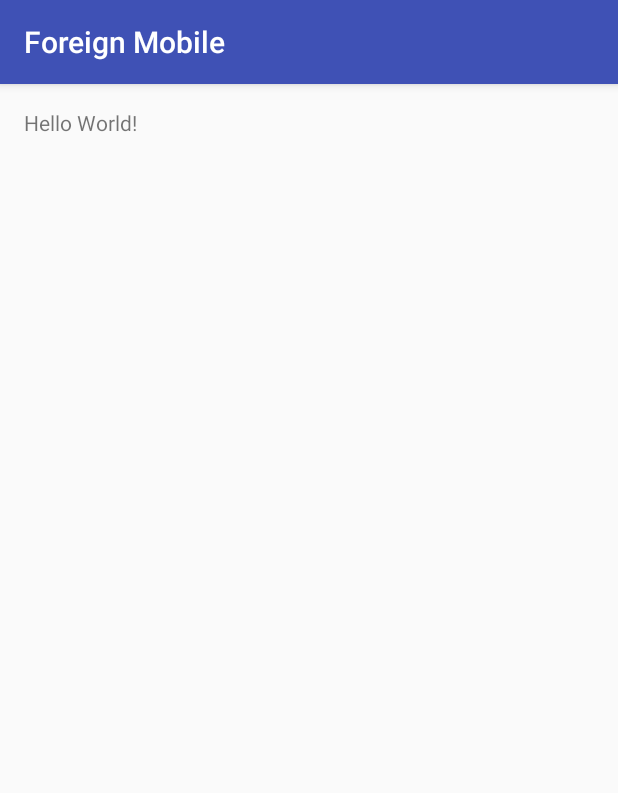
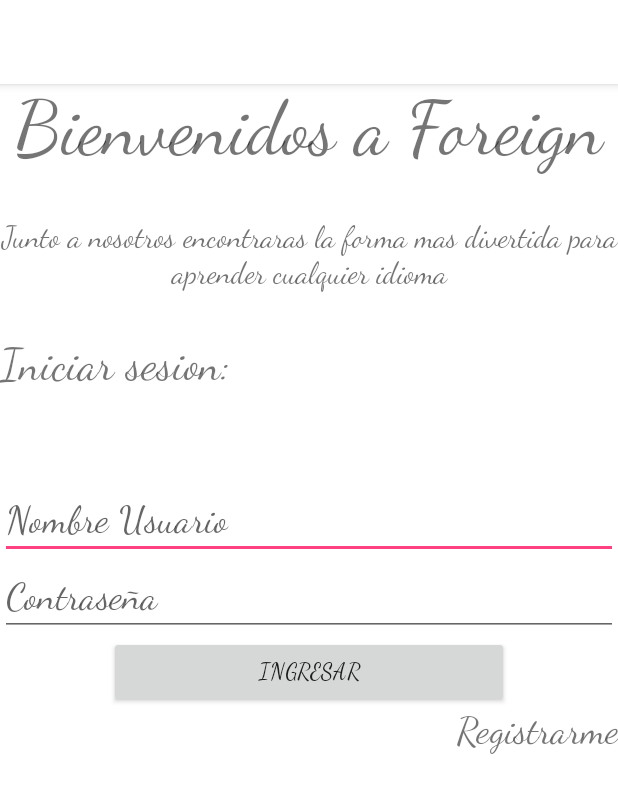
Before and after one commit to andresvega82/COSW-2017-ForeignMobile, an Android app: the screen it shows after launch (NewTutorialActivity before the commit, LoginActivity after it), on a phone screen of 412 x 824 dp. Shown: the top 793 px of the screen. Run offline under Robolectric (Android 15) with nearby library versions, the phone set to English and light mode, and no system bars.

Commit message:
Vistas Iniciales

```diff
--- a/app/src/main/AndroidManifest.xml
+++ b/app/src/main/AndroidManifest.xml
@@ -9,6 +9,12 @@
         android:supportsRtl="true"
         android:theme="@style/AppTheme">
         <activity android:name=".NewTutorialActivity">
+        </activity>
+
+        <activity android:name=".RegistrerActivity">
+
+        </activity>
+        <activity android:name=".LoginActivity">
             <intent-filter>
                 <action android:name="android.intent.action.MAIN" />
 
--- /dev/null
+++ b/app/src/main/java/edu/eci/com/foreignmobile/LoginActivity.java
@@ -0,0 +1,30 @@
+package edu.eci.com.foreignmobile;
+
+import android.content.Intent;
+import android.os.Bundle;
+import android.support.v7.app.AppCompatActivity;
+import android.view.View;
+
+/**
+ * Created by 2099340 on 4/19/17.
+ */
+
+public class LoginActivity extends AppCompatActivity {
+
+    @Override
+    protected void onCreate(Bundle savedInstanceState) {
+        super.onCreate(savedInstanceState);
+        setContentView(R.layout.login);
+    }
+
+
+    public void signUp(View v){
+        Intent next = new Intent(this,RegistrerActivity.class);
+        startActivity(next);
+    }
+
+    public void login(View v){
+        Intent next = new Intent(this,NewTutorialActivity.class);
+        startActivity(next);
+    }
+}
--- /dev/null
+++ b/app/src/main/res/layout/login.xml
@@ -0,0 +1,91 @@
+<?xml version="1.0" encoding="utf-8"?>
+<LinearLayout xmlns:android="http://schemas.android.com/apk/res/android"
+    xmlns:tools="http://schemas.android.com/tools"
+    android:layout_width="match_parent"
+    android:layout_height="match_parent"
+    android:background="@color/colorPrimaryDark">
+
+    <LinearLayout
+        android:orientation="vertical"
+        android:layout_width="match_parent"
+        android:layout_height="match_parent">
+
+        <TextView
+            android:text="Bienvenidos a Foreign"
+            android:layout_width="match_parent"
+            android:layout_height="wrap_content"
+            android:textAlignment="center"
+            android:textSize="50dp"
+            android:id="@+id/textView2"
+            android:fontFamily="cursive" />
+        <Space
+            android:layout_width="match_parent"
+            android:layout_height="30dp" />
+
+        <TextView
+            android:text="Junto a nosotros encontraras la forma mas divertida para aprender cualquier idioma"
+            android:layout_width="match_parent"
+            android:layout_height="wrap_content"
+            android:textAlignment="center"
+            android:fontFamily="cursive"
+            android:textSize="20dp"
+            android:id="@+id/textView5" />
+
+        <Space
+            android:layout_width="match_parent"
+            android:layout_height="30dp" />
+
+        <TextView
+            android:text="Iniciar sesion:"
+            android:layout_width="match_parent"
+            android:layout_height="wrap_content"
+            android:fontFamily="cursive"
+            android:textSize="30dp"
+            android:id="@+id/textView3" />
+
+        <Space
+            android:layout_width="match_parent"
+            android:layout_height="90px" />
+
+        <EditText
+            android:layout_width="match_parent"
+            android:layout_height="wrap_content"
+            android:inputType="textEmailAddress"
+            android:hint="Nombre Usuario"
+            android:ems="10"
+            android:fontFamily="cursive"
+            android:textSize="25dp"
+            android:id="@+id/editText8" />
+
+        <EditText
+            android:layout_width="match_parent"
+            android:layout_height="wrap_content"
+            android:inputType="textPassword"
+            android:hint="Contraseña"
+            android:ems="10"
+            android:textSize="25dp"
+            android:fontFamily="cursive"
+            android:id="@+id/editText9" />
+
+        <Button
+            android:text="Ingresar"
+            android:layout_width="400px"
+            android:layout_height="wrap_content"
+            android:layout_gravity="center_horizontal"
+            android:fontFamily="cursive"
+            android:textSize="15dp"
+            android:onClick="login"
+            android:id="@+id/button3" />
+
+        <TextView
+            android:text="Registrarme"
+            android:layout_width="match_parent"
+            android:layout_height="wrap_content"
+            android:textAlignment="textEnd"
+            android:onClick="signUp"
+            android:textSize="25dp"
+            android:fontFamily="cursive"
+            android:id="@+id/textView4" />
+    </LinearLayout>
+
+</LinearLayout>
--- a/app/src/main/res/values/colors.xml
+++ b/app/src/main/res/values/colors.xml
@@ -1,6 +1,6 @@
 <?xml version="1.0" encoding="utf-8"?>
 <resources>
-    <color name="colorPrimary">#3F51B5</color>
-    <color name="colorPrimaryDark">#303F9F</color>
+    <color name="colorPrimary">#ffffff</color>
+    <color name="colorPrimaryDark">#ffffff</color>
     <color name="colorAccent">#FF4081</color>
 </resources>
```
Also changed, not shown: app/src/main/java/edu/eci/com/foreignmobile/RegistrerActivity.java (added, +17 -0 lines), app/src/main/res/layout/registrer.xml (added, +119 -0 lines).
